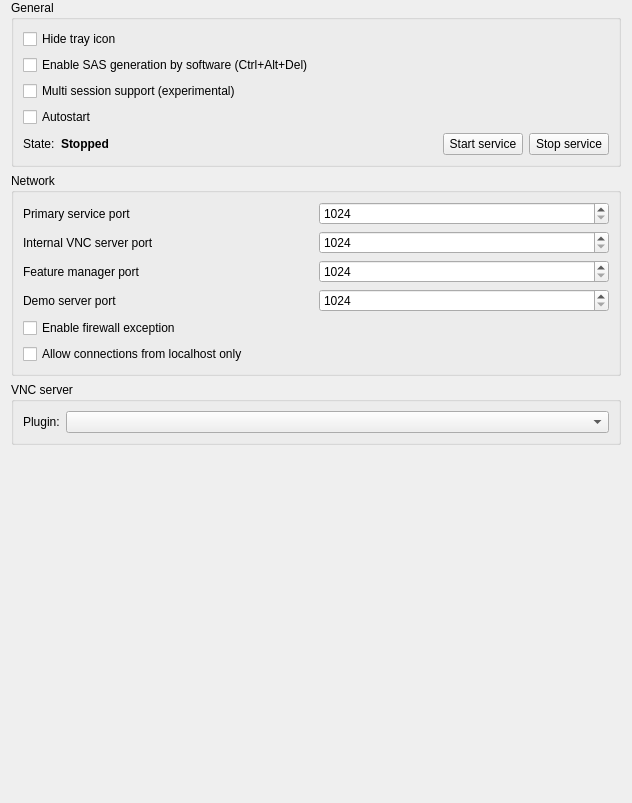
Before: the Qt Designer form configurator/forms/ServiceConfigurationPage.ui in veyon/veyon, drawn with Qt 5.
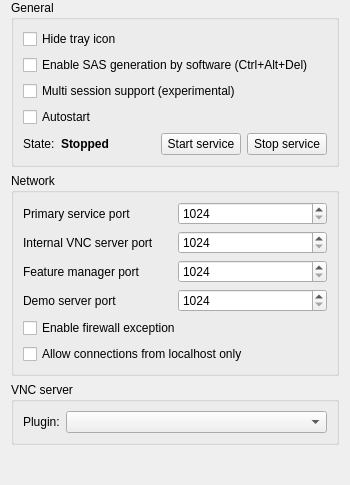
After: the same form once the commit is applied. Icons and pictures are not drawn.

Commit message: Configurator: Service: add tooltip for multi session support

The edit to the form file:
```diff
--- a/configurator/forms/ServiceConfigurationPage.ui
+++ b/configurator/forms/ServiceConfigurationPage.ui
@@ -2,14 +2,6 @@
 <ui version="4.0">
  <class>ServiceConfigurationPage</class>
  <widget class="QWidget" name="ServiceConfigurationPage">
-  <property name="geometry">
-   <rect>
-    <x>0</x>
-    <y>0</y>
-    <width>632</width>
-    <height>803</height>
-   </rect>
-  </property>
   <property name="windowTitle">
    <string notr="true">Form</string>
   </property>
```
Left out of the diff: 5 changed lines with no effect on the pictures.
